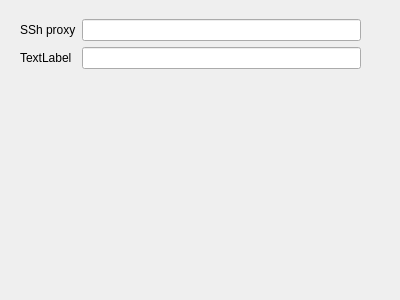
The window that src/gui/QT/applicationsettingstab.ui (mit-spbau-ru/Syrop) describes before a commit, drawn with Qt 5.
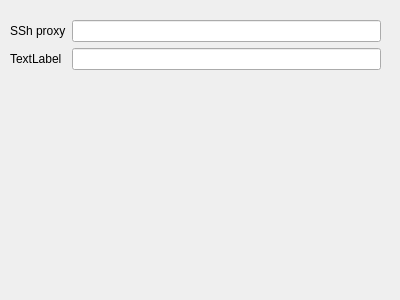
The same window after the commit.

```diff
--- a/src/gui/QT/applicationsettingstab.ui
+++ b/src/gui/QT/applicationsettingstab.ui
@@ -16,9 +16,9 @@
   <widget class="QWidget" name="formLayoutWidget">
    <property name="geometry">
     <rect>
-     <x>20</x>
-     <y>19</y>
-     <width>341</width>
+     <x>10</x>
+     <y>20</y>
+     <width>371</width>
      <height>241</height>
     </rect>
    </property>
```
